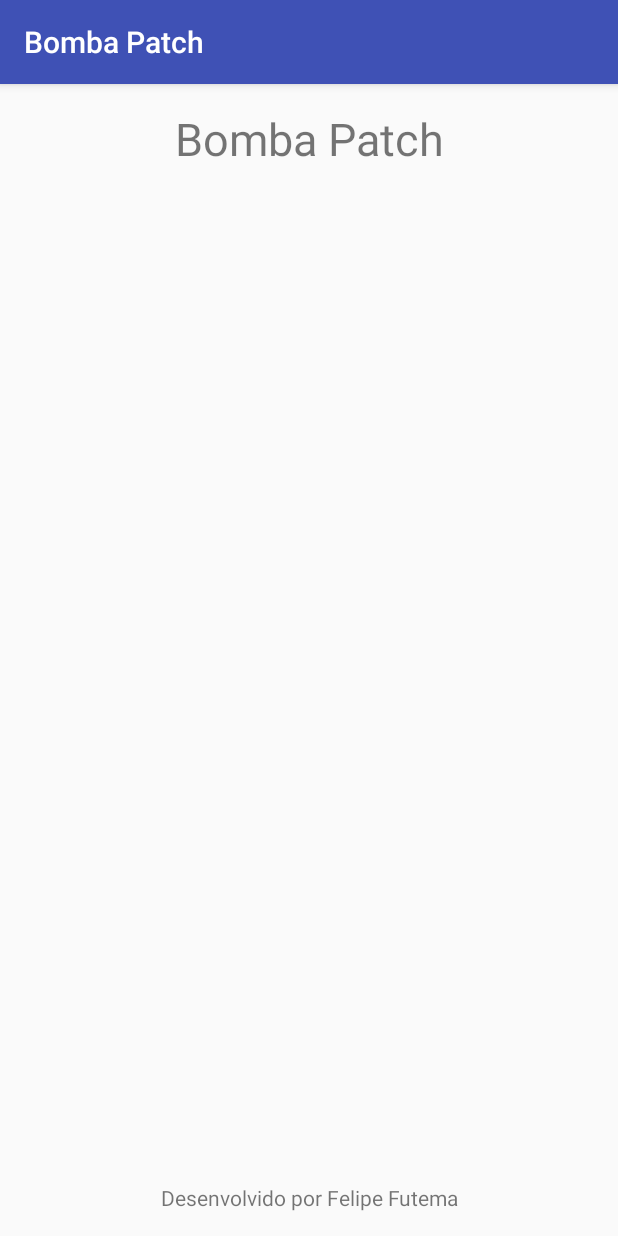
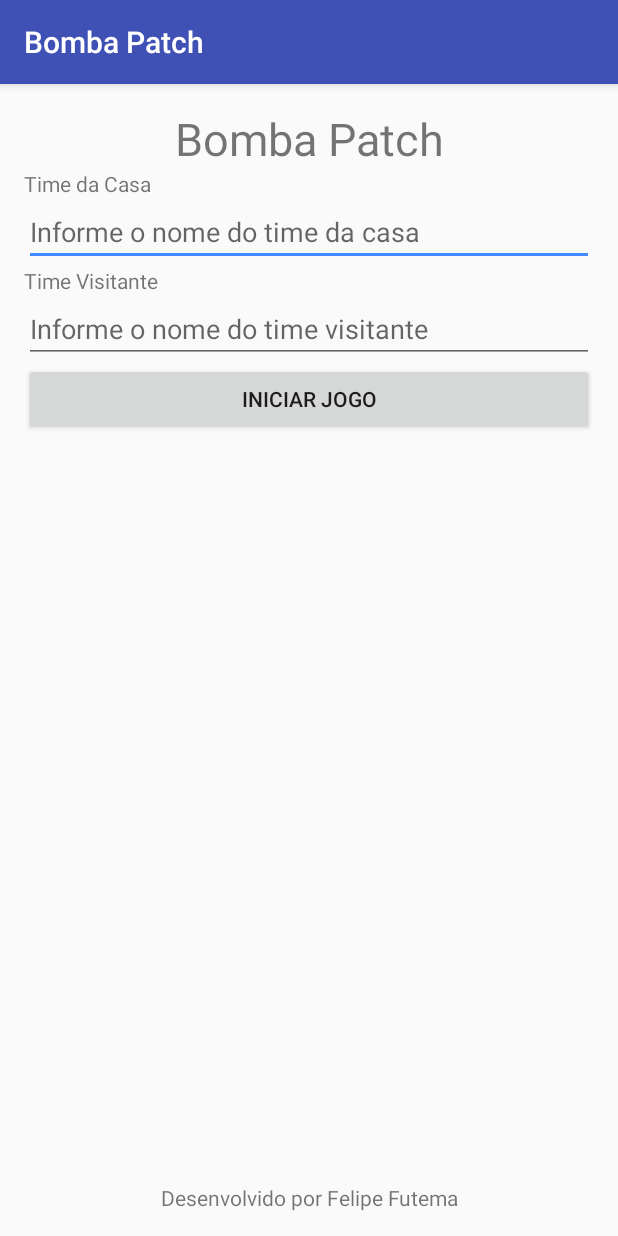
Before and after one commit to Fefutema/Placar-29SCJ, an Android app: the screen it shows after launch (MainActivity), on a phone screen of 412 x 824 dp. Run offline under Robolectric (Android 15) with nearby library versions, the phone set to English and light mode, and no system bars.

Commit message:
Adicionado Placar Activity

```diff
--- a/app/src/main/AndroidManifest.xml
+++ b/app/src/main/AndroidManifest.xml
@@ -15,6 +15,7 @@
                 <category android:name="android.intent.category.LAUNCHER" />
             </intent-filter>
         </activity>
+        <activity android:name=".PlacarActivity"></activity>
     </application>
 
 </manifest>
--- a/app/src/main/java/br/com/fiap/placar/MainActivity.java
+++ b/app/src/main/java/br/com/fiap/placar/MainActivity.java
@@ -1,13 +1,33 @@
 package br.com.fiap.placar;
 
+import android.content.Intent;
 import android.support.v7.app.AppCompatActivity;
 import android.os.Bundle;
+import android.view.View;
+import android.widget.EditText;
 
 public class MainActivity extends AppCompatActivity {
+
+    private EditText etTimeCasa;
+    private EditText etTimeVisitante;
 
     @Override
     protected void onCreate(Bundle savedInstanceState) {
         super.onCreate(savedInstanceState);
         setContentView(R.layout.activity_main);
+
+        etTimeCasa = (EditText) findViewById(R.id.etTimeCasa);
+        etTimeVisitante = (EditText) findViewById(R.id.etTimeVisitante);
     }
+
+    public void iniciarJogo(View v){
+
+        Intent abrirPlacar = new Intent(this, PlacarActivity.class);
+        abrirPlacar.putExtra("CASA", etTimeCasa.getText().toString());
+        abrirPlacar.putExtra("VISITANTE", etTimeVisitante.getText().toString());
+
+        startActivity(abrirPlacar);
+
+    }
+
 }
--- a/app/src/main/res/layout/activity_main.xml
+++ b/app/src/main/res/layout/activity_main.xml
@@ -11,16 +11,56 @@
     tools:context="br.com.fiap.placar.MainActivity">
 
     <TextView
+        android:id="@+id/header"
         android:layout_width="match_parent"
         android:layout_height="wrap_content"
         android:gravity="center"
-        android:textSize="@dimen/tamanho_titulos"
-        android:text="@string/app_name" />
+        android:text="@string/app_name"
+        android:textSize="@dimen/tamanho_titulos" />
+
+    <LinearLayout
+        android:layout_below="@+id/header"
+        android:layout_above="@+id/rodape"
+        android:layout_width="match_parent"
+        android:layout_height="match_parent"
+        android:orientation="vertical">
+
+        <TextView
+            android:layout_width="match_parent"
+            android:layout_height="wrap_content"
+            android:text="Time da Casa" />
+
+        <EditText
+            android:hint="Informe o nome do time da casa"
+            android:id="@+id/etTimeCasa"
+            android:layout_width="match_parent"
+            android:layout_height="wrap_content" />
+
+        <TextView
+            android:layout_width="match_parent"
+            android:layout_height="wrap_content"
+            android:text="Time Visitante"/>
+
+        <EditText
+            android:hint="Informe o nome do time visitante"
+            android:id="@+id/etTimeVisitante"
+            android:layout_width="match_parent"
+            android:layout_height="wrap_content" />
+
+        <Button
+            android:layout_width="match_parent"
+            android:layout_height="wrap_content"
+            android:text="Iniciar Jogo"
+            android:onClick="iniciarJogo"/>
+
+    </LinearLayout>
+
     <TextView
+        android:id="@+id/rodape"
         android:layout_width="match_parent"
         android:layout_height="wrap_content"
-        android:text="@string/footer_autor"
+        android:layout_alignParentBottom="true"
         android:gravity="center"
-        android:layout_alignParentBottom="true"/>
+        android:text="@string/footer_autor" />
 
 </RelativeLayout>
```
Also changed, not shown: app/src/main/java/br/com/fiap/placar/PlacarActivity.java (added, +58 -0 lines), app/src/main/res/layout/activity_placar.xml (added, +67 -0 lines), app/src/main/res/values/styles.xml (+21 -0 lines).
